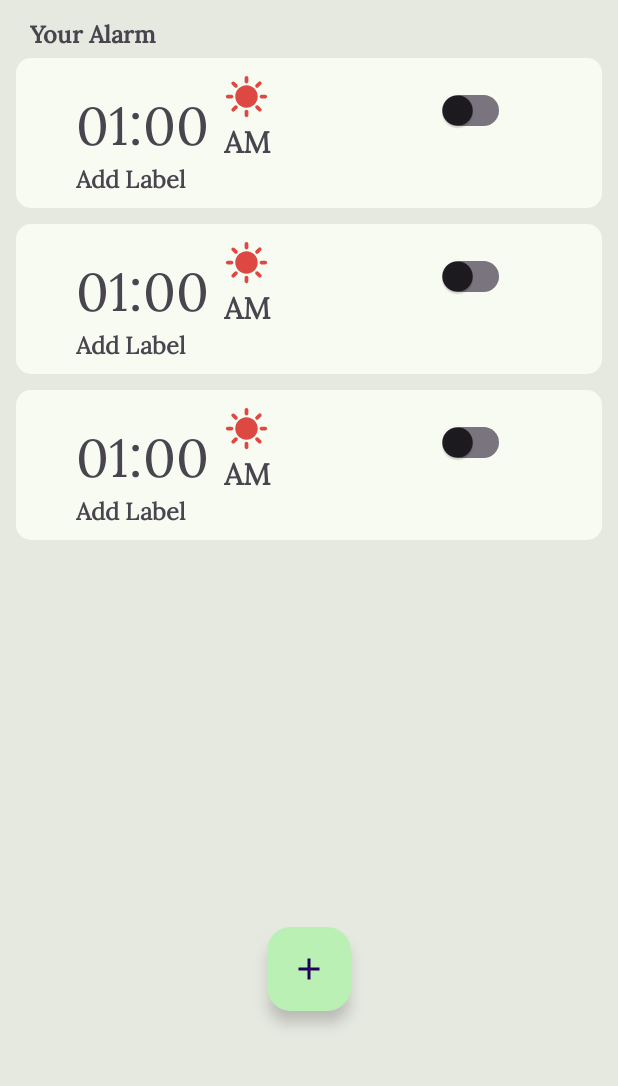
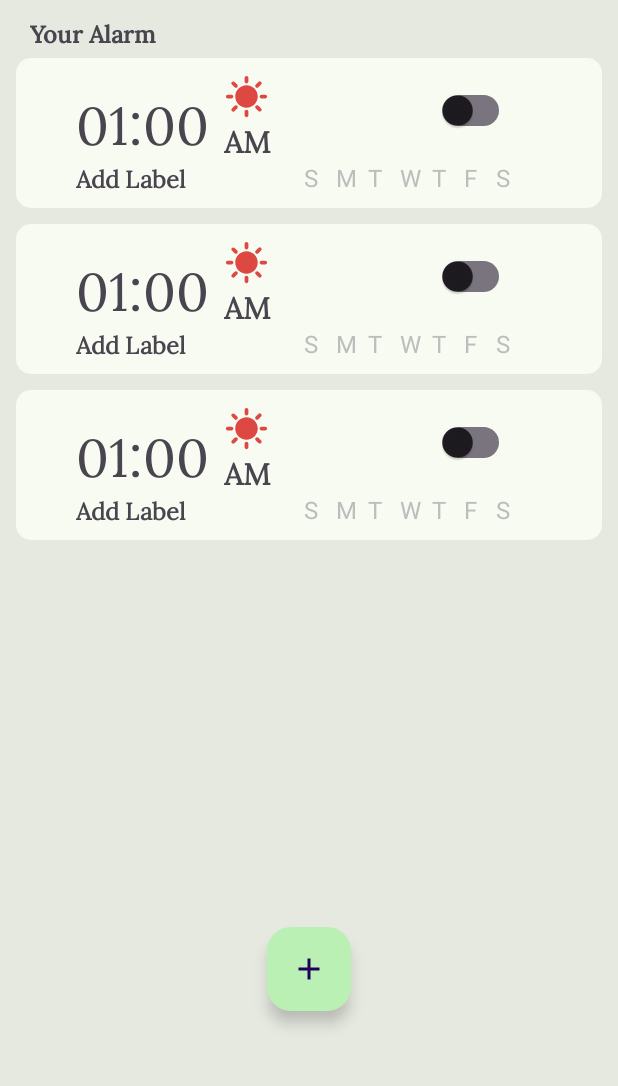
Before and after one commit to MyoWin-andrDev/Android-Smart-Alarm-Kotlin, an Android app: the layout activity_main.xml on its own in the app's theme, with its tools: preview values and no code run, on a phone screen of 412 x 824 dp, the part 150-1236 px from its top. Run offline under Robolectric (Android 15) with nearby library versions, the phone set to English and light mode, and no system bars.

```diff
--- a/app/src/main/java/it/ezzie/smartalarminkotlin/DatabaseHelper.kt
+++ b/app/src/main/java/it/ezzie/smartalarminkotlin/DatabaseHelper.kt
@@ -64,7 +64,7 @@ class DatabaseHelper(context : Context) : SQLiteOpenHelper(context, DATABASE_NAM
             var day = cursor.getString(cursor.getColumnIndexOrThrow(COLUMN_DAY))
             var unit = cursor.getString(cursor.getColumnIndexOrThrow(COLUMN_UNIT))
             var label = cursor.getString(cursor.getColumnIndexOrThrow(COLUMN_LABEL))
-            var on = cursor.getInt(cursor.getColumnIndexOrThrow(COLUMN_ON)) as Boolean
+            var on : Boolean = cursor.getInt(cursor.getColumnIndexOrThrow(COLUMN_ON)) == 1
             var alarm = Alarm(id, hour, minute, day, unit, label, on)
             alarmList.add(alarm)
         }
--- a/app/src/main/res/drawable/bg_toggle.xml
+++ b/app/src/main/res/drawable/bg_date.xml
@@ -1,5 +1,6 @@
 <?xml version="1.0" encoding="utf-8"?>
 <shape xmlns:android="http://schemas.android.com/apk/res/android"
-    android:shape="rectangle">
-    <solid android:color="@color/greenDark"/>
+    android:shape="oval">
+    <solid android:color="@color/greenLight"/>
+
 </shape>
--- a/app/src/main/res/layout/activity_edit_alarm.xml
+++ b/app/src/main/res/layout/activity_edit_alarm.xml
@@ -54,7 +54,7 @@
 
 
         <nl.bryanderidder.themedtogglebuttongroup.ThemedToggleButtonGroup
-            android:id="@+id/time"
+            android:id="@+id/toggleBtn"
             android:layout_width="match_parent"
             android:layout_height="wrap_content"
             app:layout_constraintStart_toStartOf="parent"
--- a/app/src/main/res/layout/activity_main.xml
+++ b/app/src/main/res/layout/activity_main.xml
@@ -18,6 +18,7 @@
         android:text="Smart Alarm"
         android:fontFamily="@font/lora_regular"
         android:textSize="30dp"
+
         android:background="@drawable/title_bg"
         android:gravity="center_vertical"
         android:paddingStart="30dp"/>
--- a/app/src/main/res/layout/adapter_alarm.xml
+++ b/app/src/main/res/layout/adapter_alarm.xml
@@ -96,6 +96,103 @@
         app:layout_constraintTop_toTopOf="@id/imageView"
         android:layout_marginStart="50dp"/>
 
+    <LinearLayout
+        android:layout_width="150dp"
+        android:layout_height="wrap_content"
+        app:layout_constraintStart_toEndOf="@id/alarmLabel"
+        app:layout_constraintEnd_toEndOf="parent"
+        android:weightSum="7"
+        app:layout_constraintTop_toBottomOf="@id/alarmSwitch"
+        android:layout_marginStart="30dp">
+
+        <TextView
+            android:layout_width="0dp"
+            android:layout_height="wrap_content"
+            android:layout_weight="1"
+            app:layout_constraintStart_toEndOf="@id/alarmLabel"
+            app:layout_constraintEnd_toEndOf="parent"
+            app:layout_constraintTop_toBottomOf="@id/alarmSwitch"
+            android:layout_marginTop="10dp"
+            android:textSize="16sp"
+            android:textColor="@color/grey1"
+            android:text="S"/>
+
+        <TextView
+            android:layout_width="0dp"
+            android:layout_height="wrap_content"
+            android:layout_weight="1"
+            app:layout_constraintStart_toEndOf="@id/alarmLabel"
+            app:layout_constraintEnd_toEndOf="parent"
+            app:layout_constraintTop_toBottomOf="@id/alarmSwitch"
+            android:layout_marginTop="10dp"
+            android:textSize="16sp"
+            android:textColor="@color/grey1"
+            android:text="M"/>
+
+        <TextView
+            android:layout_width="0dp"
+            android:layout_height="wrap_content"
+            android:layout_weight="1"
+            app:layout_constraintStart_toEndOf="@id/alarmLabel"
+            app:layout_constraintEnd_toEndOf="parent"
+            app:layout_constraintTop_toBottomOf="@id/alarmSwitch"
+            android:layout_marginTop="10dp"
+            android:textSize="16sp"
+            android:textColor="@color/grey1"
+            android:text="T"/>
+
+        <TextView
+            android:layout_width="0dp"
+            android:layout_height="wrap_content"
+            android:layout_weight="1"
+            app:layout_constraintStart_toEndOf="@id/alarmLabel"
+            app:layout_constraintEnd_toEndOf="parent"
+            app:layout_constraintTop_toBottomOf="@id/alarmSwitch"
+            android:layout_marginTop="10dp"
+            android:textSize="16sp"
+            android:textColor="@color/grey1"
+            android:text="W"/>
+
+        <TextView
+            android:layout_width="0dp"
+            android:layout_height="wrap_content"
+            android:layout_weight="1"
+            app:layout_constraintStart_toEndOf="@id/alarmLabel"
+            app:layout_constraintEnd_toEndOf="parent"
+            app:layout_constraintTop_toBottomOf="@id/alarmSwitch"
+            android:layout_marginTop="10dp"
+            android:textSize="16sp"
+            android:textColor="@color/grey1"
+            android:text="T"/>
+
+        <TextView
+            android:layout_width="0dp"
+            android:layout_height="wrap_content"
+            android:layout_weight="1"
+            app:layout_constraintStart_toEndOf="@id/alarmLabel"
+            app:layout_constraintEnd_toEndOf="parent"
+            app:layout_constraintTop_toBottomOf="@id/alarmSwitch"
+            android:layout_marginTop="10dp"
+            android:textSize="16sp"
+            android:textColor="@color/grey1"
+            android:text="F"/>
+
+        <TextView
+            android:layout_width="0dp"
+            android:layout_height="wrap_content"
+            android:layout_weight="1"
+            app:layout_constraintStart_toEndOf="@id/alarmLabel"
+            app:layout_constraintEnd_toEndOf="parent"
+            app:layout_constraintTop_toBottomOf="@id/alarmSwitch"
+            android:layout_marginTop="10dp"
+            android:textSize="16sp"
+            android:textColor="@color/grey1"
+            android:text="S"/>
+
+    </LinearLayout>
+
+
+
 
 
 </androidx.constraintlayout.widget.ConstraintLayout>
```
